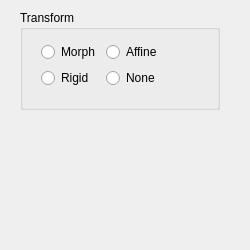
Before: the Qt Designer form src/Interface/Modules/Fields/registerwithcorrespondences.ui in SCIInstitute/SCIRun, drawn with Qt 5.
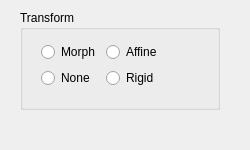
After: the same form once the commit is applied.

Commit message: Partial RWC fix

What changed in the file:
```diff
--- a/src/Interface/Modules/Fields/registerwithcorrespondences.ui
+++ b/src/Interface/Modules/Fields/registerwithcorrespondences.ui
@@ -7,7 +7,7 @@
     <x>0</x>
     <y>0</y>
     <width>250</width>
-    <height>250</height>
+    <height>150</height>
    </rect>
   </property>
   <property name="minimumSize">
@@ -64,14 +64,14 @@
      <item row="2" column="1">
       <widget class="QRadioButton" name="rigidRadioButton_">
        <property name="text">
-        <string>None</string>
+        <string>Rigid</string>
        </property>
       </widget>
      </item>
      <item row="2" column="0">
       <widget class="QRadioButton" name="noneRadioButton_">
        <property name="text">
-        <string>Rigid</string>
+        <string>None</string>
        </property>
       </widget>
      </item>
```
The commit also changes 1 other file.
